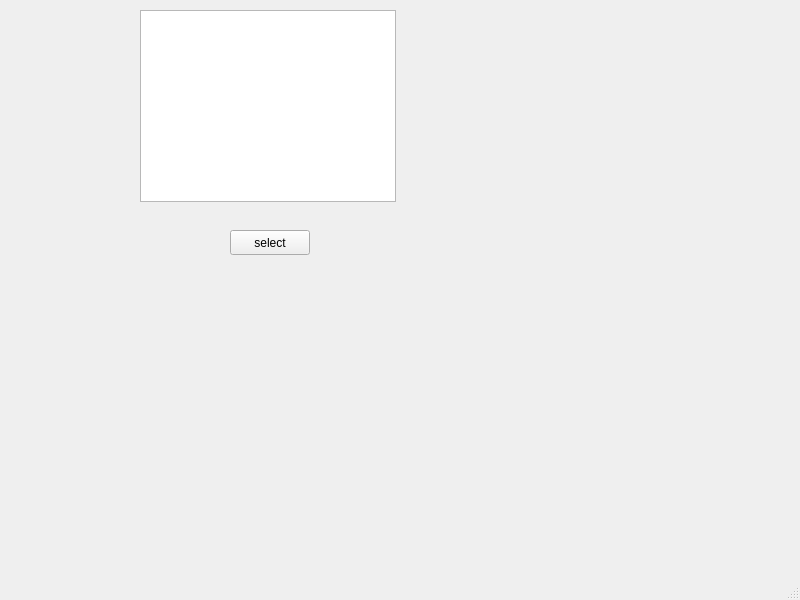
First picture: the form in mainwindow.ui, repository V1kToR17/shedule_pract, before the edit.
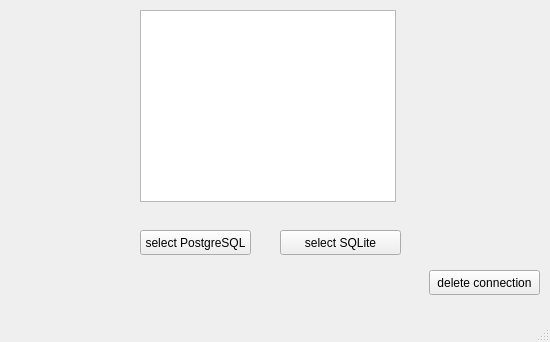
Second picture: the form after the edit.

Diff of the .ui file:
```diff
--- a/mainwindow.ui
+++ b/mainwindow.ui
@@ -6,8 +6,8 @@
    <rect>
     <x>0</x>
     <y>0</y>
-    <width>800</width>
-    <height>600</height>
+    <width>550</width>
+    <height>342</height>
    </rect>
   </property>
   <property name="windowTitle">
@@ -17,14 +17,14 @@
    <widget class="QPushButton" name="pushButton">
     <property name="geometry">
      <rect>
-      <x>230</x>
+      <x>140</x>
       <y>230</y>
-      <width>80</width>
+      <width>111</width>
       <height>25</height>
      </rect>
     </property>
     <property name="text">
-     <string>select</string>
+     <string>select PostgreSQL</string>
     </property>
    </widget>
    <widget class="QTableView" name="tableView">
@@ -37,6 +37,32 @@
      </rect>
     </property>
    </widget>
+   <widget class="QPushButton" name="pushButton_2">
+    <property name="geometry">
+     <rect>
+      <x>280</x>
+      <y>230</y>
+      <width>121</width>
+      <height>25</height>
+     </rect>
+    </property>
+    <property name="text">
+     <string>select SQLite</string>
+    </property>
+   </widget>
+   <widget class="QPushButton" name="pushButton_3">
+    <property name="geometry">
+     <rect>
+      <x>429</x>
+      <y>270</y>
+      <width>111</width>
+      <height>25</height>
+     </rect>
+    </property>
+    <property name="text">
+     <string>delete connection</string>
+    </property>
+   </widget>
   </widget>
   <widget class="QMenuBar" name="menubar">
    <property name="geometry">
```
Left out of the diff: 2 changed lines with no effect on the pictures.
